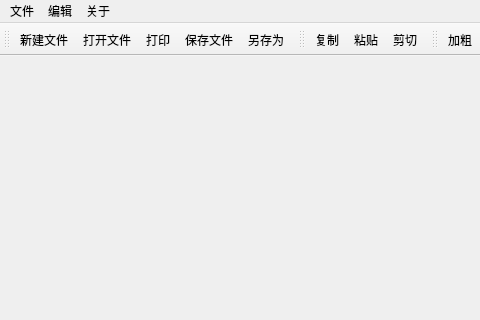
Before: the Qt Designer form mainwindow.ui in zhangxdbg/qt_demo_notepad, drawn with Qt 5; both pictures show x 0 to 480 and y 0 to 320 of the 800 by 600 pixel window.
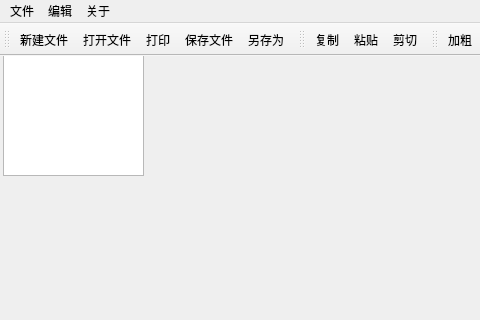
After: the same form once the commit is applied. Icons and pictures are not drawn.

Commit message: 创建文本框

Diff of the .ui file:
```diff
--- a/mainwindow.ui
+++ b/mainwindow.ui
@@ -17,7 +17,18 @@
    <iconset resource="images.qrc">
     <normaloff>:/images/pencil.png</normaloff>:/images/pencil.png</iconset>
   </property>
-  <widget class="QWidget" name="centralwidget"/>
+  <widget class="QWidget" name="centralwidget">
+   <widget class="QTextEdit" name="textEdit">
+    <property name="geometry">
+     <rect>
+      <x>3</x>
+      <y>-1</y>
+      <width>141</width>
+      <height>121</height>
+     </rect>
+    </property>
+   </widget>
+  </widget>
   <widget class="QMenuBar" name="menubar">
    <property name="geometry">
     <rect>
```
